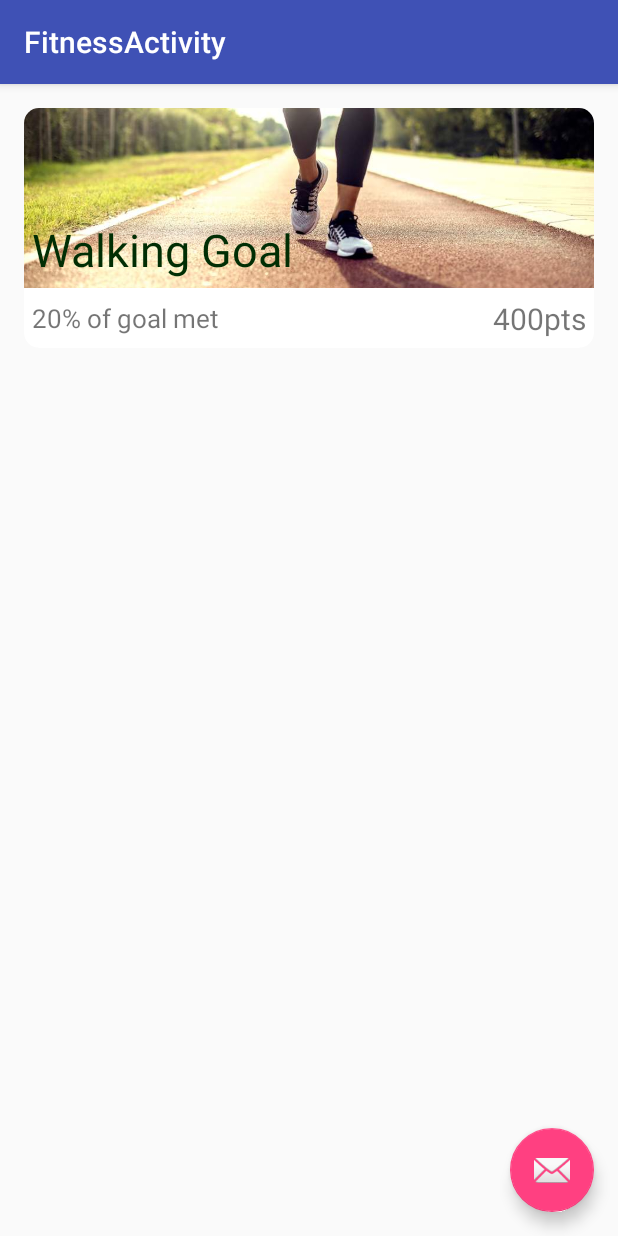
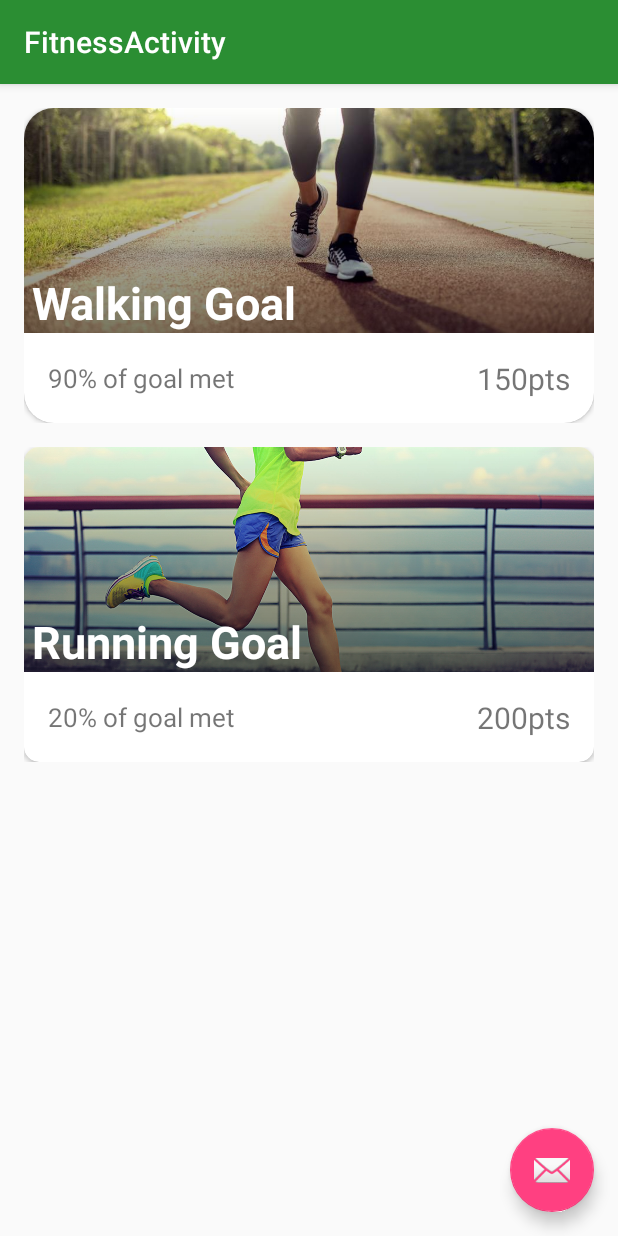
Before and after one commit to chaitanyavp/elixr, an Android app: the FitnessActivity screen opened directly, with no data from a screen before it, on a phone screen of 412 x 824 dp. Run offline under Robolectric (Android 15) with nearby library versions, the phone set to English and light mode, and no system bars.

Commit message:
almost done, just adding more app goal types

```diff
--- /dev/null
+++ b/Android/app/src/main/res/drawable/alpha_gradient.xml
@@ -0,0 +1,8 @@
+<?xml version="1.0" encoding="utf-8"?>
+<shape xmlns:android="http://schemas.android.com/apk/res/android">
+<gradient
+    android:endColor="#00FFFFFF"
+    android:startColor="#88000000"
+    android:type="linear"
+    android:angle="90"/>
+</shape>
--- a/Android/app/src/main/res/drawable/circle.xml
+++ b/Android/app/src/main/res/drawable/circle.xml
@@ -4,5 +4,10 @@
     <solid
         android:color="#1b8732"/>
         <size android:width="80dp" android:height="80dp"/>
+    <gradient
+        android:startColor="#0f4d1c"
+        android:endColor="#1b8732"
+        android:angle="90"
+        />
 
 </shape>
--- a/Android/app/src/main/res/layout/activity_fitness.xml
+++ b/Android/app/src/main/res/layout/activity_fitness.xml
@@ -1,5 +1,6 @@
 <?xml version="1.0" encoding="utf-8"?>
-<android.support.design.widget.CoordinatorLayout xmlns:android="http://schemas.android.com/apk/res/android"
+<android.support.design.widget.CoordinatorLayout
+    xmlns:android="http://schemas.android.com/apk/res/android"
     xmlns:app="http://schemas.android.com/apk/res-auto"
     xmlns:tools="http://schemas.android.com/tools"
     android:layout_width="match_parent"
--- a/Android/app/src/main/res/layout/content_fitness.xml
+++ b/Android/app/src/main/res/layout/content_fitness.xml
@@ -7,20 +7,94 @@
     app:layout_behavior="@string/appbar_scrolling_view_behavior"
     tools:context=".FitnessActivity"
     tools:showIn="@layout/activity_fitness">
-
     <LinearLayout xmlns:android="http://schemas.android.com/apk/res/android"
         xmlns:tools="http://schemas.android.com/tools"
         xmlns:card_view="http://schemas.android.com/apk/res-auto"
         android:layout_height="match_parent"
         android:layout_width="match_parent"
-        android:padding="16dp">
+        android:padding="16dp"
+        android:orientation="vertical">
 
-        <!-- A CardView that contains a TextView -->
+        <!-- Walking Goal -->
+        <LinearLayout xmlns:android="http://schemas.android.com/apk/res/android"
+            xmlns:tools="http://schemas.android.com/tools"
+            xmlns:card_view="http://schemas.android.com/apk/res-auto"
+            android:layout_height="210dp"
+            android:layout_width="match_parent"
+            android:layout_marginBottom="16dp">
+
+
             <android.support.v7.widget.CardView
                 xmlns:card_view="http://schemas.android.com/apk/res-auto"
                 android:id="@+id/walking_card"
                 android:layout_width="match_parent"
-            android:layout_height="160dp"
+                android:layout_height="match_parent"
+                card_view:cardCornerRadius="20dp">
+
+                <android.support.constraint.ConstraintLayout
+                    xmlns:app="http://schemas.android.com/apk/res-auto"
+                    android:layout_width="match_parent"
+                    android:layout_height="match_parent">
+                    <ImageView
+                        android:layout_width="match_parent"
+                        android:layout_height="150dp"
+                        android:id="@+id/walkingImage"
+                        android:src="@drawable/walking"
+                        android:scaleType="centerCrop"/>
+                    <View
+                        android:layout_width="match_parent"
+                        android:layout_height="150dp"
+                        android:background="@drawable/alpha_gradient"
+                        />
+                    <TextView
+                        android:id="@+id/info_text_walking"
+                        android:text = "Walking Goal"
+                        android:layout_width="match_parent"
+                        android:textSize="30sp"
+                        android:paddingLeft="5dp"
+                        android:textStyle="bold"
+                        android:textColor="#FFFFFF"
+                        app:layout_constraintBottom_toBottomOf="@+id/walkingImage"
+                        android:layout_height="wrap_content" />
+                    <TextView
+                        android:layout_height="wrap_content"
+                        android:layout_width="match_parent"
+                        android:textSize="17sp"
+                        android:padding="16dp"
+                        android:text="90% of goal met"
+                        app:layout_constraintBottom_toBottomOf="parent"
+                        app:layout_constraintTop_toBottomOf="@+id/walkingImage"
+                        android:id="@+id/goal_percentage_text_walking"
+                        />
+                    <TextView
+                        android:layout_height="wrap_content"
+                        android:layout_width="match_parent"
+                        android:textSize="20sp"
+                        android:padding="16dp"
+                        android:gravity="right"
+                        android:text="150pts"
+                        app:layout_constraintBottom_toBottomOf="parent"
+                        app:layout_constraintTop_toBottomOf="@+id/walkingImage"
+                        android:id="@+id/point_total_walking"
+                        />
+                </android.support.constraint.ConstraintLayout>
+            </android.support.v7.widget.CardView>
+        </LinearLayout>
+
+        <!-- Running Goal -->
+        <LinearLayout xmlns:android="http://schemas.android.com/apk/res/android"
+            xmlns:tools="http://schemas.android.com/tools"
+            xmlns:card_view="http://schemas.android.com/apk/res-auto"
+            android:layout_height="210dp"
+            android:layout_width="match_parent"
+            android:layout_marginBottom="16dp">
+
+
+            <android.support.v7.widget.CardView
+                xmlns:card_view="http://schemas.android.com/apk/res-auto"
+                android:id="@+id/running_card"
+                android:layout_width="match_parent"
+                android:layout_height="match_parent"
                 card_view:cardCornerRadius="10dp">
 
                 <android.support.constraint.ConstraintLayout
@@ -29,42 +103,48 @@
                     android:layout_height="match_parent">
                     <ImageView
                         android:layout_width="match_parent"
-                    android:layout_height="120dp"
-                    android:id="@+id/walkingImage"
-                    android:src="@drawable/walking"
+                        android:layout_height="150dp"
+                        android:id="@+id/runningImage"
+                        android:src="@drawable/running"
                         android:scaleType="centerCrop"/>
+                    <View
+                        android:layout_width="match_parent"
+                        android:layout_height="150dp"
+                        android:background="@drawable/alpha_gradient"/>
                     <TextView
-                    android:id="@+id/info_text"
-                    android:text = "Walking Goal"
-                    android:textColor="@color/cardText"
+                        android:id="@+id/info_text_running"
+                        android:text = "Running Goal"
                         android:layout_width="match_parent"
                         android:textSize="30sp"
-                    android:padding="5dp"
-                    app:layout_constraintBottom_toBottomOf="@+id/walkingImage"
+                        android:paddingLeft="5dp"
+                        android:textStyle="bold"
+                        android:textColor="#FFFFFF"
+                        app:layout_constraintBottom_toBottomOf="@+id/runningImage"
                         android:layout_height="wrap_content" />
                     <TextView
                         android:layout_height="wrap_content"
                         android:layout_width="match_parent"
                         android:textSize="17sp"
-                    android:padding="5dp"
+                        android:padding="16dp"
                         android:text="20% of goal met"
                         app:layout_constraintBottom_toBottomOf="parent"
-                    app:layout_constraintTop_toBottomOf="@+id/walkingImage"
-                    android:id="@+id/goal_percentage_text"
+                        app:layout_constraintTop_toBottomOf="@+id/runningImage"
+                        android:id="@+id/goal_percentage_text_running"
                         />
                     <TextView
                         android:layout_height="wrap_content"
                         android:layout_width="match_parent"
                         android:textSize="20sp"
-                    android:padding="5dp"
+                        android:padding="16dp"
                         android:gravity="right"
-                    android:text="400pts"
+                        android:text="200pts"
                         app:layout_constraintBottom_toBottomOf="parent"
-                    app:layout_constraintTop_toBottomOf="@+id/walkingImage"
-                    android:id="@+id/point_total"
+                        app:layout_constraintTop_toBottomOf="@+id/runningImage"
+                        android:id="@+id/point_total_running"
                         />
                 </android.support.constraint.ConstraintLayout>
             </android.support.v7.widget.CardView>
+        </LinearLayout>
+    </LinearLayout>
 
-    </LinearLayout>
 </android.support.constraint.ConstraintLayout>
--- a/Android/app/src/main/res/values/colors.xml
+++ b/Android/app/src/main/res/values/colors.xml
@@ -1,9 +1,9 @@
 <?xml version="1.0" encoding="utf-8"?>
 <resources>
-    <color name="colorPrimary">#3F51B5</color>
-    <color name="colorPrimaryDark">#303F9F</color>
+    <color name="colorPrimary">#2b8e33</color>
+    <color name="colorPrimaryDark">#1a6b2c</color>
     <color name="colorAccent">#FF4081</color>
     <color name="cardText">#012e04</color>
-    <color name="textOnGreen">#aaaaaa</color>
+    <color name="textOnGreen">#FFFFFF</color>
 
 </resources>
--- a/Android/build.gradle
+++ b/Android/build.gradle
@@ -12,6 +12,7 @@ buildscript {
 
         // NOTE: Do not place your application dependencies here; they belong
         // in the individual module build.gradle files
+        classpath 'com.google.gms:google-services:3.1.1'
     }
 }
 
```
Also changed, not shown: Android/app/build.gradle (+10 -2 lines), Android/app/src/main/AndroidManifest.xml (+7 -2 lines), Android/app/src/main/java/com/example/isaiah/elixr/BudgetingActivity.java (added, +26 -0 lines), Android/app/src/main/java/com/example/isaiah/elixr/GoalWalkingActivity.java (+28 -0 lines), Android/app/src/main/java/com/example/isaiah/elixr/NutritionActivity.java (added, +13 -0 lines), Android/app/src/main/java/com/example/isaiah/elixr/OtherActivity.java (added, +13 -0 lines), Android/app/src/main/res/layout/activity_bud.xml (added, +9 -0 lines), Android/app/src/main/res/layout/activity_goal_walking.xml (+22 -15 lines), Android/app/src/main/res/layout/activity_nutrition.xml (added, +9 -0 lines), Android/app/src/main/res/layout/activity_other.xml (added, +9 -0 lines), 2 other files. Lines whose indentation alone changed are shown as unchanged.
